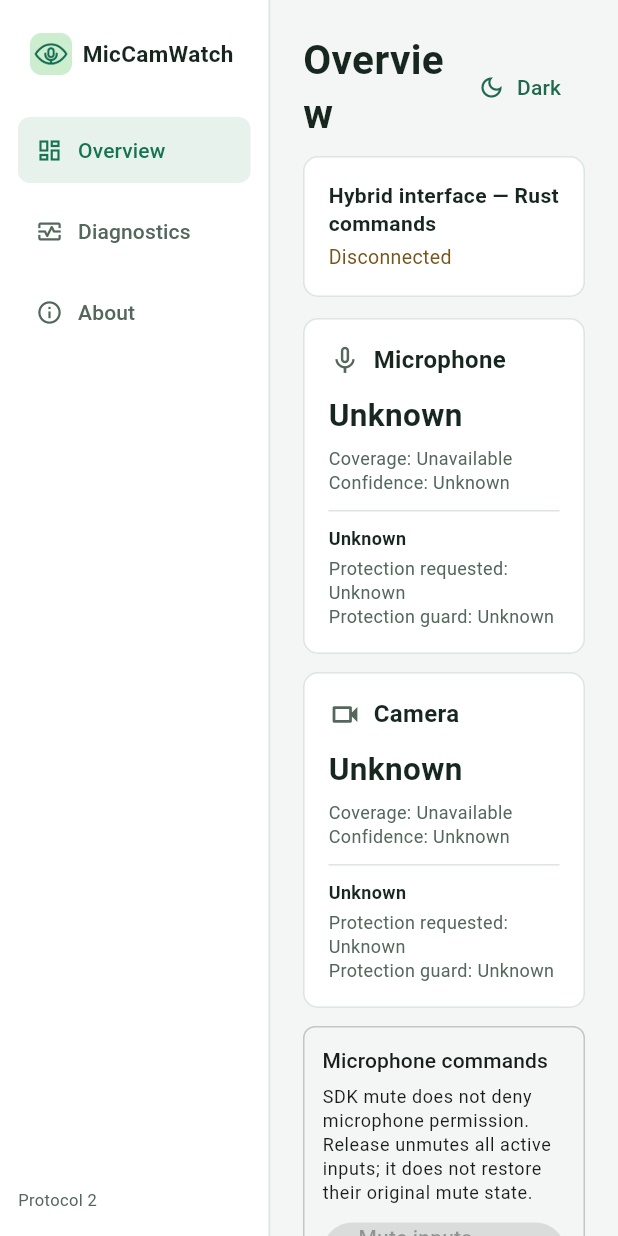
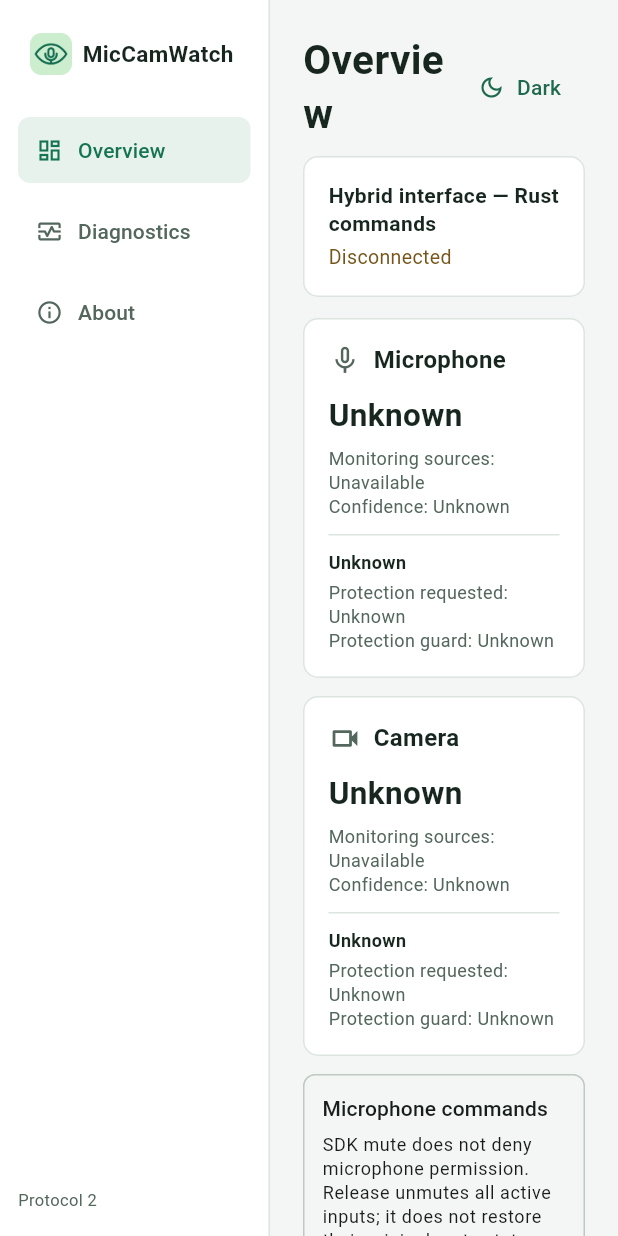
Before and after one commit to Roman-Cuisset/miccamwatch, a Flutter app: the screen it shows after launch, on a phone screen of 412 x 824 dp. Run offline on Flutter 3.47's test engine with Material 3 defaults, Android fonts, the phone set to English and light mode, and no system bars.

Commit message:
fix(desktop): clarify native release and monitoring source health

```diff
--- a/desktop/flutter/lib/labels.dart
+++ b/desktop/flutter/lib/labels.dart
@@ -28,9 +28,9 @@ const _labels = <String, List<String>>{
   'ready': ['Ready observed', 'Disponibilité observée', 'Bereitschaft beobachtet', 'Preparación observada', '準備状態を観測', '观测到就绪', 'Готовность обнаружена'],
   'none_observed': ['None observed', 'Aucune activité observée', 'Nichts beobachtet', 'No se observó actividad', '観測なし', '未观测到活动', 'Активность не обнаружена'],
   'unknown': ['Unknown', 'Inconnu', 'Unbekannt', 'Desconocido', '不明', '未知', 'Неизвестно'],
-  'coverage': ['Coverage', 'Couverture', 'Abdeckung', 'Cobertura', '観測範囲', '覆盖范围', 'Охват'],
-  'complete': ['Complete', 'Complète', 'Vollständig', 'Completa', '完全', '完整', 'Полный'],
-  'incomplete': ['Incomplete', 'Incomplète', 'Unvollständig', 'Incompleta', '不完全', '不完整', 'Неполный'],
+  'coverage': ['Monitoring sources', 'Sources de surveillance', 'Überwachungsquellen', 'Fuentes de supervisión', '監視ソース', '监测来源', 'Источники наблюдения'],
+  'complete': ['Healthy', 'Opérationnelles', 'Funktionsfähig', 'Operativas', '正常', '正常', 'Работают штатно'],
+  'incomplete': ['Partial / degraded', 'Partielles / dégradées', 'Teilweise / beeinträchtigt', 'Parciales / degradadas', '一部のみ / 機能低下', '部分可用 / 状态降级', 'Частично / с ограничениями'],
   'unavailable': ['Unavailable', 'Indisponible', 'Nicht verfügbar', 'No disponible', '利用不可', '不可用', 'Недоступно'],
   'confidence': ['Confidence', 'Confiance', 'Konfidenz', 'Confianza', '確度', '置信度', 'Достоверность'],
   'high': ['High', 'Élevée', 'Hoch', 'Alta', '高', '高', 'Высокая'],
```
Also changed, not shown: 5 other files.
